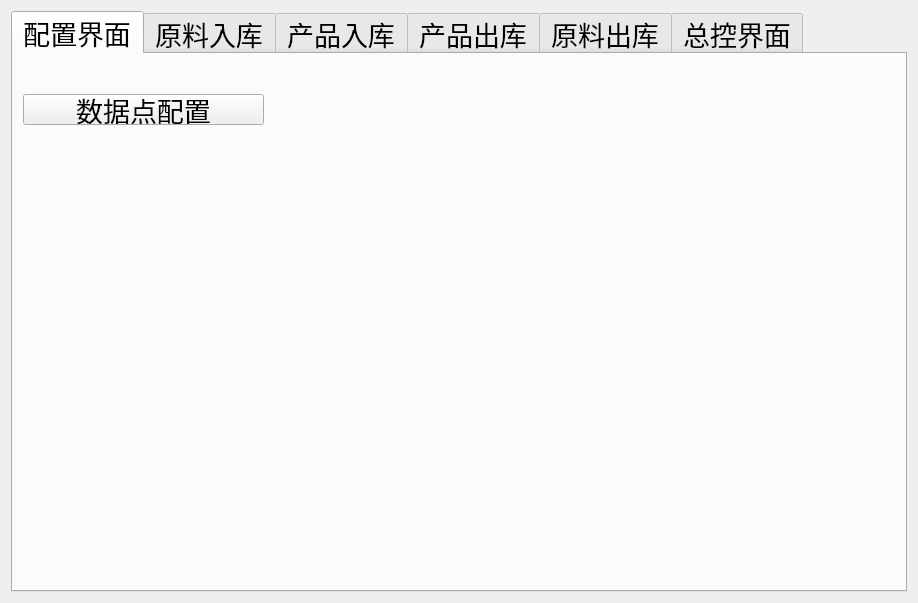
First picture: the form in plugins/control5/mainform.ui, repository kane-zh/MES_control, before the edit.
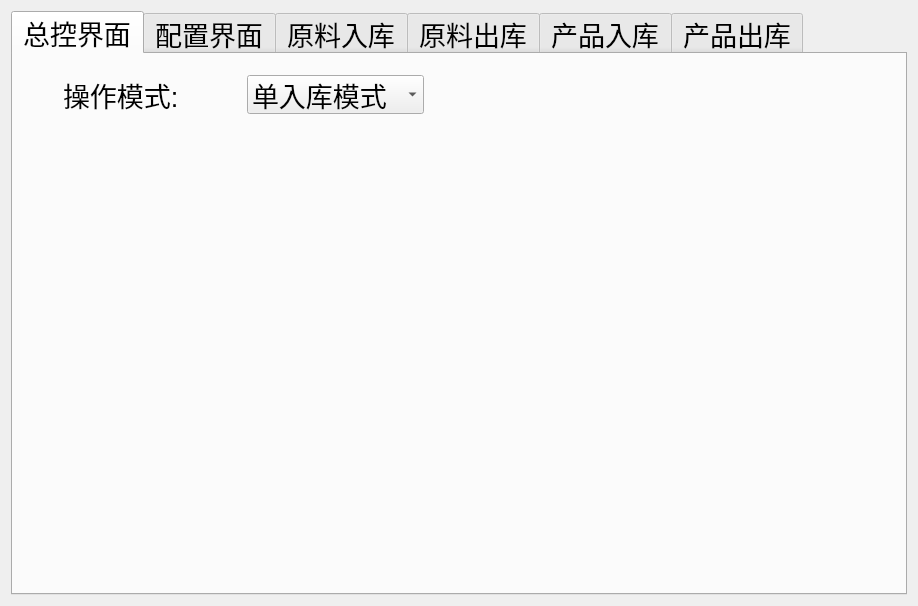
Second picture: the form after the edit.

What changed in the file:
```diff
--- a/plugins/control5/mainform.ui
+++ b/plugins/control5/mainform.ui
@@ -7,31 +7,86 @@
     <x>0</x>
     <y>0</y>
     <width>918</width>
-    <height>603</height>
+    <height>606</height>
    </rect>
   </property>
   <property name="windowTitle">
    <string>Form</string>
   </property>
   <layout class="QGridLayout" name="gridLayout">
-   <item row="0" column="0">
+   <item row="0" column="1">
     <widget class="QTabWidget" name="tabWidget">
      <property name="font">
       <font>
        <pointsize>20</pointsize>
       </font>
      </property>
+     <property name="tabPosition">
+      <enum>QTabWidget::North</enum>
+     </property>
+     <property name="tabShape">
+      <enum>QTabWidget::Rounded</enum>
+     </property>
      <property name="currentIndex">
       <number>0</number>
      </property>
+     <property name="elideMode">
+      <enum>Qt::ElideNone</enum>
+     </property>
      <property name="tabsClosable">
       <bool>false</bool>
      </property>
      <property name="movable">
-      <bool>true</bool>
+      <bool>false</bool>
+     </property>
+     <property name="tabBarAutoHide">
+      <bool>false</bool>
      </property>
      <widget class="QWidget" name="tab1">
       <attribute name="title">
+       <string>总控界面</string>
+      </attribute>
+      <widget class="QWidget" name="layoutWidget">
+       <property name="geometry">
+        <rect>
+         <x>50</x>
+         <y>20</y>
+         <width>361</width>
+         <height>42</height>
+        </rect>
+       </property>
+       <layout class="QHBoxLayout" name="horizontalLayout_2">
+        <item>
+         <widget class="QLabel" name="label_3">
+          <property name="text">
+           <string>操作模式:</string>
+          </property>
+         </widget>
+        </item>
+        <item>
+         <widget class="QComboBox" name="comboBox_2">
+          <item>
+           <property name="text">
+            <string>单入库模式</string>
+           </property>
+          </item>
+          <item>
+           <property name="text">
+            <string>单出库模式</string>
+           </property>
+          </item>
+          <item>
+           <property name="text">
+            <string>混合出入库</string>
+           </property>
+          </item>
+         </widget>
+        </item>
+       </layout>
+      </widget>
+     </widget>
+     <widget class="QWidget" name="tab2">
+      <attribute name="title">
        <string>配置界面</string>
       </attribute>
       <widget class="QPushButton" name="showForm">
@@ -47,30 +102,38 @@
         <string>数据点配置</string>
        </property>
       </widget>
-     </widget>
-     <widget class="QWidget" name="tab2">
-      <attribute name="title">
-       <string>原料入库</string>
-      </attribute>
+      <widget class="QLabel" name="label">
+       <property name="geometry">
+        <rect>
+         <x>270</x>
+         <y>110</y>
+         <width>241</width>
+         <height>81</height>
+        </rect>
+       </property>
+       <property name="text">
+        <string>TextLabel</string>
+       </property>
+      </widget>
      </widget>
      <widget class="QWidget" name="tab3">
       <attribute name="title">
-       <string>产品入库</string>
+       <string>原料入库</string>
       </attribute>
      </widget>
      <widget class="QWidget" name="tab4">
       <attribute name="title">
-       <string>产品出库</string>
-      </attribute>
-     </widget>
-     <widget class="QWidget" name="tab">
-      <attribute name="title">
        <string>原料出库</string>
       </attribute>
      </widget>
      <widget class="QWidget" name="tab_2">
       <attribute name="title">
-       <string>总控界面</string>
+       <string>产品入库</string>
+      </attribute>
+     </widget>
+     <widget class="QWidget" name="tab6">
+      <attribute name="title">
+       <string>产品出库</string>
       </attribute>
      </widget>
     </widget>
```
Left out of the diff: 15 changed lines with no effect on the pictures.
